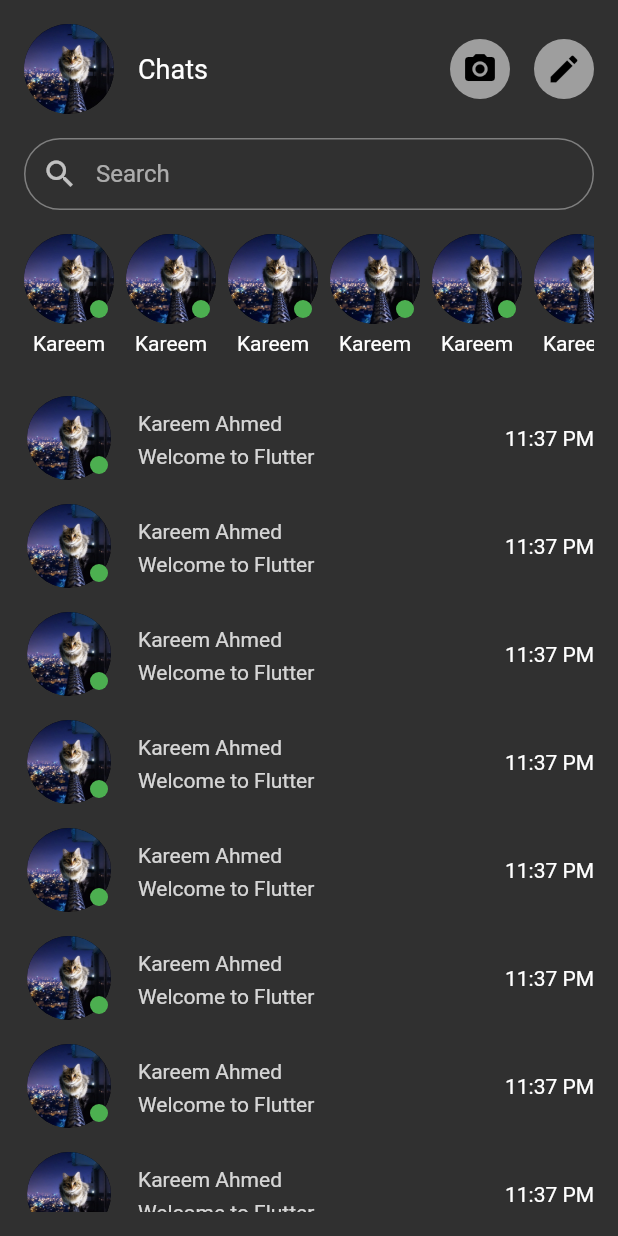
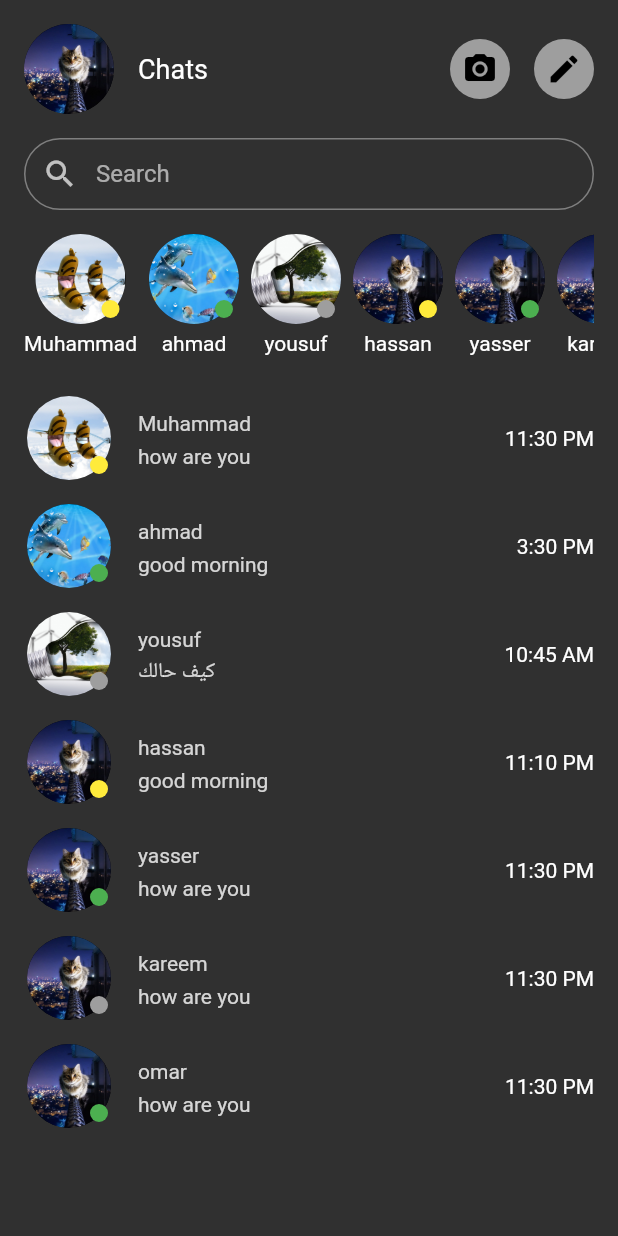
Before and after one commit to mohammed17798/chat_app_design, a Flutter app: the screen it shows after launch, on a phone screen of 412 x 824 dp. Run offline on Flutter 3.47's test engine with Material 2 defaults, Android fonts, the light colour scheme and no system bars; our stand-ins replace flutter_bloc.

Commit message:
trigger data from chat_cubit

```diff
--- a/lib/Features/chat/data/chat_model.dart
+++ b/lib/Features/chat/data/chat_model.dart
@@ -1,19 +1,17 @@
 class ChatModel {
   final String userName;
-
   final String lastMessage;
   final String date;
-  final String image;
-
-  final ChatState state;
+  final String profileImage;
+  final UserChatState state;
 
   ChatModel({
     required this.userName,
     required this.lastMessage,
     required this.date,
-    required this.image,
+    required this.profileImage,
     required this.state,
   });
 }
 
-enum ChatState { onlin, offline, busy }
+enum UserChatState { onlin, offline, busy }
--- a/lib/Features/chat/presentation/view_model/cubit/chat_cubit/chat_cubit.dart
+++ b/lib/Features/chat/presentation/view_model/cubit/chat_cubit/chat_cubit.dart
@@ -1,7 +1,81 @@
+import 'package:flutter/material.dart';
 import 'package:flutter_bloc/flutter_bloc.dart';
+import 'package:test_flutter/Features/chat/data/chat_model.dart';
+import 'package:test_flutter/app_images.dart';
 
 part 'chat_state.dart';
 
 class ChatCubit extends Cubit<ChatState> {
   ChatCubit() : super(ChatInitial());
+
+  static ChatCubit get(context) {
+    return BlocProvider.of<ChatCubit>(context);
+  }
+
+  List<ChatModel> chatsList = [
+    ChatModel(
+      userName: 'Muhammad',
+      lastMessage: 'how are you',
+      date: '11:30 PM',
+      profileImage: Assets.imagesPostImage1,
+      state: UserChatState.busy,
+    ),
+    ChatModel(
+      userName: 'ahmad',
+      lastMessage: 'good morning',
+      date: '3:30 PM',
+      profileImage: Assets.imagesPostImage6,
+      state: UserChatState.onlin,
+    ),
+    ChatModel(
+      userName: 'yousuf',
+      lastMessage: 'كيف حالك',
+      date: '10:45 AM',
+      profileImage: Assets.imagesPostImage8,
+      state: UserChatState.offline,
+    ),
+    ChatModel(
+      userName: 'hassan',
+      lastMessage: 'good morning',
+      date: '11:10 PM',
+      profileImage: Assets.imagesProfile,
+      state: UserChatState.busy,
+    ),
+    ChatModel(
+      userName: 'yasser',
+      lastMessage: 'how are you',
+      date: '11:30 PM',
+      profileImage: Assets.imagesProfile,
+      state: UserChatState.onlin,
+    ),
+    ChatModel(
+      userName: 'kareem',
+      lastMessage: 'how are you',
+      date: '11:30 PM',
+      profileImage: Assets.imagesProfile,
+      state: UserChatState.offline,
+    ),
+    ChatModel(
+      userName: 'omar',
+      lastMessage: 'how are you',
+      date: '11:30 PM',
+      profileImage: Assets.imagesProfile,
+      state: UserChatState.onlin,
+    ),
+  ];
+
+  Color switchColor(UserChatState state) {
+    switch (state) {
+      case UserChatState.onlin:
+        return Colors.green;
+
+      case UserChatState.offline:
+        return Colors.grey;
+
+      case UserChatState.busy:
+        return Colors.yellow;
+    }
+  }
+
+  void getMessages() {}
 }
--- a/lib/Features/chat/presentation/views/chat_view.dart
+++ b/lib/Features/chat/presentation/views/chat_view.dart
@@ -1,4 +1,6 @@
 import 'package:flutter/material.dart';
+import 'package:flutter_bloc/flutter_bloc.dart';
+import 'package:test_flutter/Features/chat/presentation/view_model/cubit/chat_cubit/chat_cubit.dart';
 import 'package:test_flutter/Features/chat/presentation/views/widgets/chat_view_body.dart';
 
 class ChatView extends StatelessWidget {
@@ -6,8 +8,11 @@ class ChatView extends StatelessWidget {
 
   @override
   Widget build(BuildContext context) {
-    return const Scaffold(
-      body: SafeArea(child: ChatViewBody()),
+    return BlocProvider(
+      create: (context) => ChatCubit(),
+      child: const Scaffold(
+        body: SafeArea(child: ChatViewBody()),
+      ),
     );
   }
 }
--- a/lib/Features/chat/presentation/views/widgets/chat_item.dart
+++ b/lib/Features/chat/presentation/views/widgets/chat_item.dart
@@ -1,18 +1,26 @@
 import 'package:flutter/material.dart';
+import 'package:test_flutter/Features/chat/data/chat_model.dart';
+import 'package:test_flutter/Features/chat/presentation/view_model/cubit/chat_cubit/chat_cubit.dart';
 import 'package:test_flutter/Features/chat/presentation/views/widgets/profile_circle_image.dart';
 
 class ChatItem extends StatelessWidget {
   const ChatItem({
     super.key,
+    required this.message,
   });
+
+  final ChatModel message;
 
   @override
   Widget build(BuildContext context) {
     return ListTile(
       contentPadding: EdgeInsets.zero,
-      leading: const ProfileCircleImage(stateColor: Colors.green),
+      leading: ProfileCircleImage(
+        message: message,
+        stateColor: ChatCubit.get(context).switchColor(message.state),
+      ),
       title: Text(
-        'Kareem Ahmed',
+        message.userName,
         style: TextStyle(
           fontSize: 14,
           color: Colors.white.withOpacity(0.8),
@@ -20,14 +28,14 @@ class ChatItem extends StatelessWidget {
         ),
       ),
       subtitle: Text(
-        'Welcome to Flutter',
+        message.lastMessage,
         style: TextStyle(
           fontSize: 14,
           color: Colors.white.withOpacity(0.8),
           height: 1.6,
         ),
       ),
-      trailing: const Text('11:37 PM'),
+      trailing: Text(message.date),
     );
   }
 }
--- a/lib/Features/chat/presentation/views/widgets/chat_list_view.dart
+++ b/lib/Features/chat/presentation/views/widgets/chat_list_view.dart
@@ -1,4 +1,5 @@
 import 'package:flutter/material.dart';
+import 'package:test_flutter/Features/chat/presentation/view_model/cubit/chat_cubit/chat_cubit.dart';
 import 'package:test_flutter/Features/chat/presentation/views/widgets/chat_item.dart';
 
 class ChatsListView extends StatelessWidget {
@@ -9,9 +10,10 @@ class ChatsListView extends StatelessWidget {
   @override
   Widget build(BuildContext context) {
     return ListView.builder(
-      itemCount: 20,
+      itemCount: ChatCubit.get(context).chatsList.length,
       itemBuilder: (context, index) {
-        return const ChatItem();
+        var message = ChatCubit.get(context).chatsList[index];
+        return ChatItem(message: message);
       },
     );
   }
--- a/lib/Features/chat/presentation/views/widgets/chat_view_body.dart
+++ b/lib/Features/chat/presentation/views/widgets/chat_view_body.dart
@@ -18,7 +18,7 @@ class ChatViewBody extends StatelessWidget {
           SearchTextFaild(),
           SizedBox(height: 16),
           SizedBox(height: 100, child: StatusListView()),
-          Expanded(child: ChatsListView()),
+          Expanded(child: ChatsListView())
         ],
       ),
     );
--- a/lib/Features/chat/presentation/views/widgets/profile_circle_image.dart
+++ b/lib/Features/chat/presentation/views/widgets/profile_circle_image.dart
@@ -1,21 +1,22 @@
 import 'package:flutter/material.dart';
-import 'package:test_flutter/app_images.dart';
+import 'package:test_flutter/Features/chat/data/chat_model.dart';
 
 class ProfileCircleImage extends StatelessWidget {
   const ProfileCircleImage({
     super.key,
     required this.stateColor,
+    required this.message,
   });
-
+  final ChatModel message;
   final Color stateColor;
   @override
   Widget build(BuildContext context) {
     return Stack(
       children: [
-        const CircleAvatar(
+        CircleAvatar(
           radius: 30,
           backgroundImage: AssetImage(
-            Assets.imagesProfile,
+            message.profileImage,
           ),
         ),
         Positioned(
--- a/lib/Features/chat/presentation/views/widgets/status_item.dart
+++ b/lib/Features/chat/presentation/views/widgets/status_item.dart
@@ -1,22 +1,25 @@
 import 'package:flutter/material.dart';
+import 'package:test_flutter/Features/chat/data/chat_model.dart';
+import 'package:test_flutter/Features/chat/presentation/view_model/cubit/chat_cubit/chat_cubit.dart';
 import 'package:test_flutter/Features/chat/presentation/views/widgets/profile_circle_image.dart';
 
 class StatusItem extends StatelessWidget {
   const StatusItem({
     super.key,
+    required this.message,
   });
 
+  final ChatModel message;
   @override
   Widget build(BuildContext context) {
-    return const Column(
+    return Column(
       children: [
-        /// TODO: change color when user onlin or offline
         ProfileCircleImage(
-          stateColor: Colors.green,
+          message: message,
+          stateColor: ChatCubit.get(context).switchColor(message.state),
         ),
-
-        SizedBox(height: 5),
-        Text('Kareem'),
+        const SizedBox(height: 5),
+        Text(message.userName),
       ],
     );
   }
--- a/lib/Features/chat/presentation/views/widgets/status_list_view.dart
+++ b/lib/Features/chat/presentation/views/widgets/status_list_view.dart
@@ -1,20 +1,21 @@
 import 'package:flutter/material.dart';
+import 'package:test_flutter/Features/chat/presentation/view_model/cubit/chat_cubit/chat_cubit.dart';
 import 'package:test_flutter/Features/chat/presentation/views/widgets/status_item.dart';
 
 class StatusListView extends StatelessWidget {
   const StatusListView({
     super.key,
   });
-
   @override
   Widget build(BuildContext context) {
     return ListView.builder(
       scrollDirection: Axis.horizontal,
-      itemCount: 20,
+      itemCount: ChatCubit.get(context).chatsList.length,
       itemBuilder: (context, index) {
-        return const Padding(
-          padding: EdgeInsets.only(right: 8),
-          child: StatusItem(),
+        var message = ChatCubit.get(context).chatsList[index];
+        return Padding(
+          padding: const EdgeInsets.only(right: 8),
+          child: StatusItem(message: message),
         );
       },
     );
```
